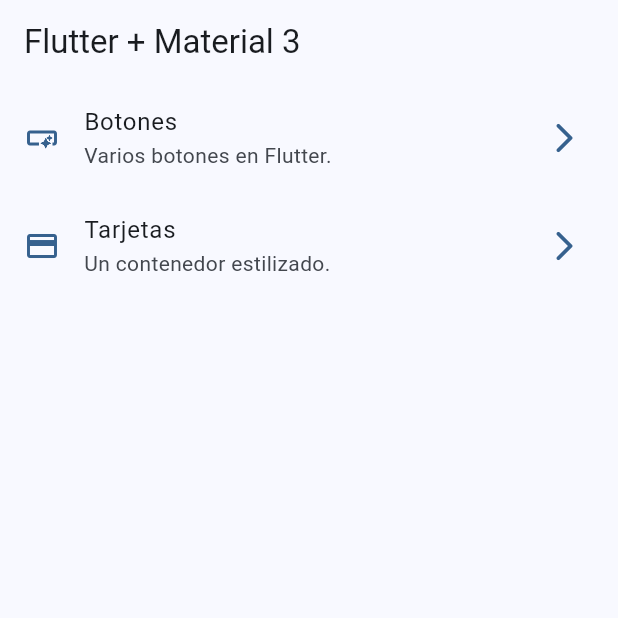
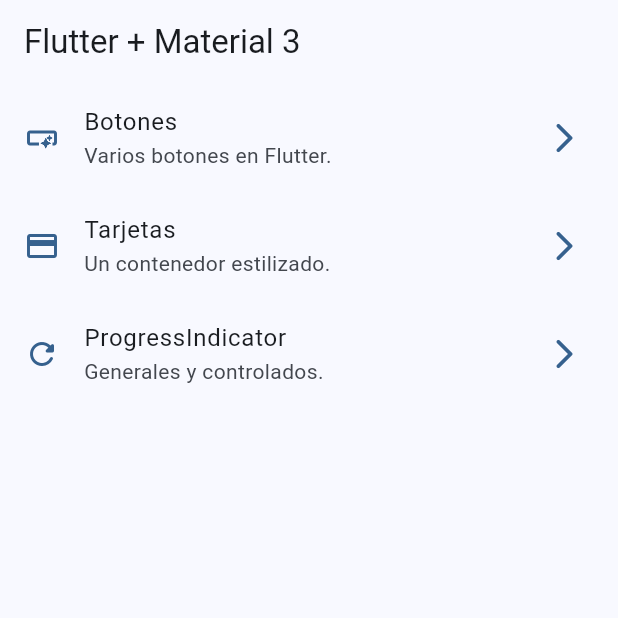
Before and after one commit to juliangrubio/flutter_widget_app, a Flutter app: the screen it shows after launch, on a phone screen of 412 x 824 dp, the top half of it. Run offline on Flutter 3.47's test engine with Material 3 defaults, Android fonts, the phone set to English and light mode, and no system bars; our stand-ins replace go_router.

Commit message:
progress indicators finished

```diff
--- a/lib/config/menu/menu_items.dart
+++ b/lib/config/menu/menu_items.dart
@@ -24,4 +24,9 @@ const appMenuItems = <MenuItem>[
       subTitle: 'Un contenedor estilizado.',
       link: '/cards',
       icon: Icons.credit_card),
+  MenuItem(
+      title: 'ProgressIndicator',
+      subTitle: 'Generales y controlados.',
+      link: '/progress',
+      icon: Icons.refresh_rounded),
 ];
--- a/lib/config/router/app_router.dart
+++ b/lib/config/router/app_router.dart
@@ -22,5 +22,10 @@ final appRouter = GoRouter(
       name: CardsScreen.name,
       builder: (context, state) => const CardsScreen(),
     ),
+    GoRoute(
+      path: '/progress',
+      name: ProgressScreen.name,
+      builder: (context, state) => const ProgressScreen(),
+    ),
   ],
 );
```
Also changed, not shown: lib/presentation/screens/progress/progress_screen.dart (+78 -1 lines), pubspec.lock.
